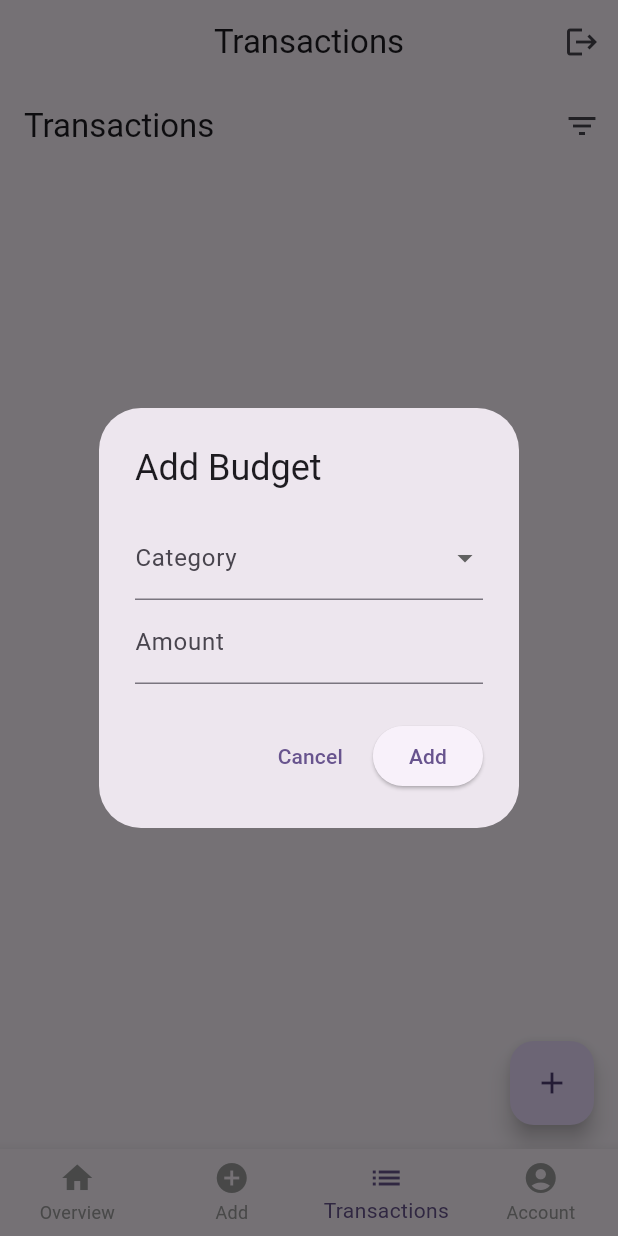
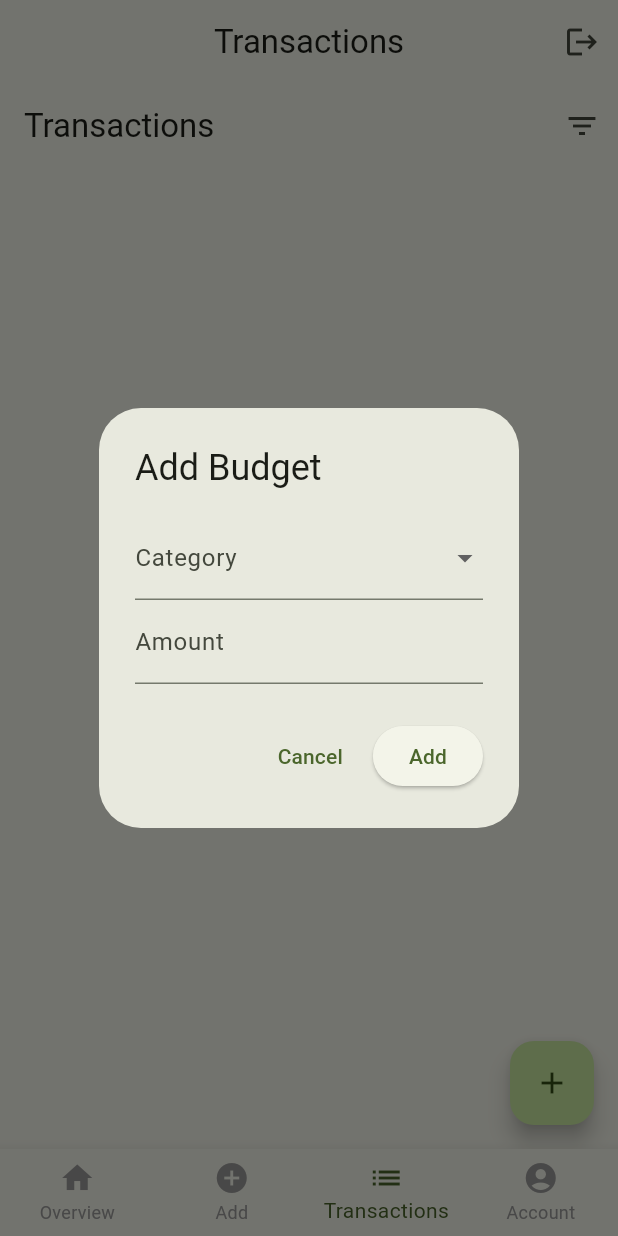
Before and after one commit to DamianoLuzi/CashFlowFlutter, a Flutter app: the screen it shows once a user with an empty profile is signed in, item 3 of the bottom bar chosen, after a tap on the "add" icon, on a phone screen of 412 x 824 dp. Run offline on Flutter 3.47's test engine with Material 3 defaults, Android fonts, the phone set to English and light mode, and no system bars; our stand-ins replace cloud_firestore, firebase_auth, firebase_core, fl_chart, flutter_dotenv, flutter_local_notifications and 4 more; accounts and stored records are empty.

Commit message:
minor UI fix

```diff
--- a/lib/main.dart
+++ b/lib/main.dart
@@ -55,7 +55,7 @@ class MyApp extends StatelessWidget {
     return MaterialApp(
       title: 'ExpTrackPM Flutter',
       theme: ThemeData(
-        colorScheme: ColorScheme.fromSeed(seedColor: Colors.deepPurple),
+        colorScheme: ColorScheme.fromSeed(seedColor: Colors.lightGreen),
         useMaterial3: true,
       ),
       home: StreamBuilder<User?>(
--- a/lib/screens/transactions.dart
+++ b/lib/screens/transactions.dart
@@ -16,7 +16,6 @@ class TransactionsScreen extends StatefulWidget {
 }
 
 class _TransactionsScreenState extends State<TransactionsScreen> {
-  TransactionType? _filter;
 
   @override
   Widget build(BuildContext context) {
@@ -26,19 +25,20 @@ class _TransactionsScreenState extends State<TransactionsScreen> {
         appBar: AppBar(
           title: Text("Transactions"),
           actions: [
-            PopupMenuButton<TransactionType?>(
+            Consumer<TransactionViewModel>(
+              builder: (context, vm, _) {
+                return PopupMenuButton<TransactionType?>(
                   icon: Icon(Icons.filter_list),
                   onSelected: (val) {
-                setState(() {
-                  _filter = val;
-                });
-                context.read<TransactionViewModel>().setFilter(val);
+                    vm.setFilter(val);
                   },
                   itemBuilder: (_) => [
                     PopupMenuItem(value: null, child: Text("All")),
                     PopupMenuItem(value: TransactionType.INCOME, child: Text("Income")),
                     PopupMenuItem(value: TransactionType.EXPENSE, child: Text("Expense")),
                   ],
+                );
+              },
             )
           ],
         ),
@@ -131,7 +131,9 @@ class _TransactionsScreenState extends State<TransactionsScreen> {
                     context.read<TransactionViewModel>().addBudget(budget);
                     Navigator.pop(ctx);
                   } else {
-                  // Optionally show an error message
+                    ScaffoldMessenger.of(context).showSnackBar(
+                      SnackBar(content: Text("Please select a category and enter a valid amount.")),
+                    );
                   }
                 },
                 child: Text("Add"),
```
Also changed, not shown: 1 other file. Lines whose indentation alone changed are shown as unchanged.
